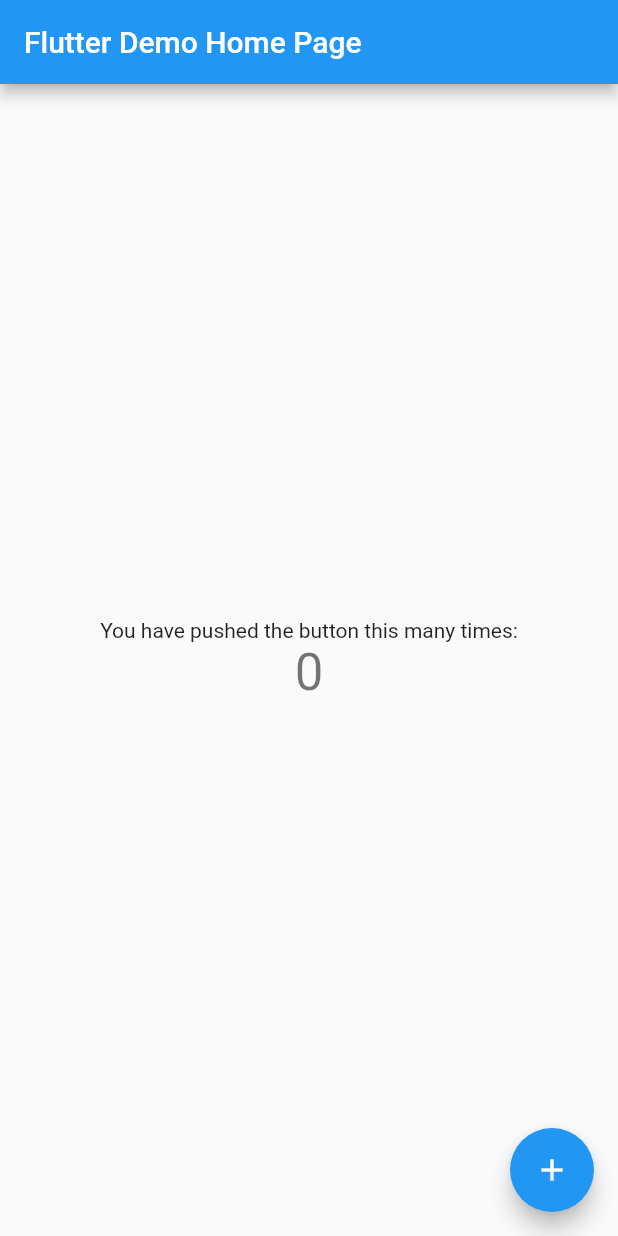
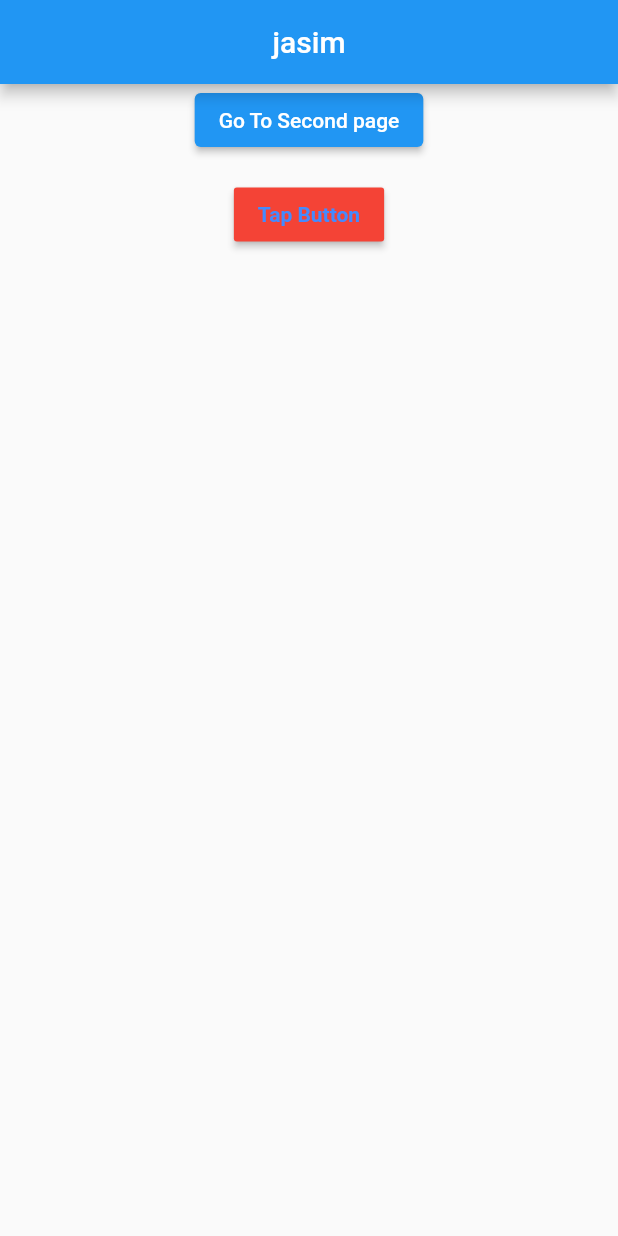
Before and after one commit to ttcapp/jasim, a Flutter app: the screen it shows after launch, on a phone screen of 412 x 824 dp. Run offline on Flutter 3.47's test engine with Material 2 defaults, Android fonts, the phone set to English and light mode, and no system bars.

Commit message:
12-10-2021

```diff
--- a/lib/main.dart
+++ b/lib/main.dart
@@ -1,113 +1,80 @@
 import 'package:flutter/material.dart';
+import 'package:jasim/second_page.dart';
 
 void main() {
-  runApp(MyApp());
+  runApp(const MyApp());
+
 }
+String btnText1="Tap Button";
+Color btnColor1=Colors.red;
+bool img1Visibility=false;
 
 class MyApp extends StatelessWidget {
-  // This widget is the root of your application.
+  const MyApp({Key? key}) : super(key: key);
+
   @override
   Widget build(BuildContext context) {
     return MaterialApp(
-      title: 'Flutter Demo',
-      theme: ThemeData(
-        // This is the theme of your application.
-        //
-        // Try running your application with "flutter run". You'll see the
-        // application has a blue toolbar. Then, without quitting the app, try
-        // changing the primarySwatch below to Colors.green and then invoke
-        // "hot reload" (press "r" in the console where you ran "flutter run",
-        // or simply save your changes to "hot reload" in a Flutter IDE).
-        // Notice that the counter didn't reset back to zero; the application
-        // is not restarted.
-        primarySwatch: Colors.blue,
-      ),
-      home: MyHomePage(title: 'Flutter Demo Home Page'),
+      home: MyHomePage(),
     );
   }
 }
-
 class MyHomePage extends StatefulWidget {
-  MyHomePage({Key? key, required this.title}) : super(key: key);
-
-  // This widget is the home page of your application. It is stateful, meaning
-  // that it has a State object (defined below) that contains fields that affect
-  // how it looks.
-
-  // This class is the configuration for the state. It holds the values (in this
-  // case the title) provided by the parent (in this case the App widget) and
-  // used by the build method of the State. Fields in a Widget subclass are
-  // always marked "final".
-
-  final String title;
+  const MyHomePage({Key? key}) : super(key: key);
 
   @override
   _MyHomePageState createState() => _MyHomePageState();
 }
 
 class _MyHomePageState extends State<MyHomePage> {
-  int _counter = 0;
-
-  void _incrementCounter() {
-    setState(() {
-      // This call to setState tells the Flutter framework that something has
-      // changed in this State, which causes it to rerun the build method below
-      // so that the display can reflect the updated values. If we changed
-      // _counter without calling setState(), then the build method would not be
-      // called again, and so nothing would appear to happen.
-      _counter++;
-    });
-  }
-
   @override
   Widget build(BuildContext context) {
-    // This method is rerun every time setState is called, for instance as done
-    // by the _incrementCounter method above.
-    //
-    // The Flutter framework has been optimized to make rerunning build methods
-    // fast, so that you can just rebuild anything that needs updating rather
-    // than having to individually change instances of widgets.
     return Scaffold(
       appBar: AppBar(
-        // Here we take the value from the MyHomePage object that was created by
-        // the App.build method, and use it to set our appbar title.
-        title: Text(widget.title),
+       centerTitle: true,
+        title: Text("jasim"),
       ),
-      body: Center(
-        // Center is a layout widget. It takes a single child and positions it
-        // in the middle of the parent.
+    body: SingleChildScrollView(
+      child: Center(
         child: Column(
-          // Column is also a layout widget. It takes a list of children and
-          // arranges them vertically. By default, it sizes itself to fit its
-          // children horizontally, and tries to be as tall as its parent.
-          //
-          // Invoke "debug painting" (press "p" in the console, choose the
-          // "Toggle Debug Paint" action from the Flutter Inspector in Android
-          // Studio, or the "Toggle Debug Paint" command in Visual Studio Code)
-          // to see the wireframe for each widget.
-          //
-          // Column has various properties to control how it sizes itself and
-          // how it positions its children. Here we use mainAxisAlignment to
-          // center the children vertically; the main axis here is the vertical
-          // axis because Columns are vertical (the cross axis would be
-          // horizontal).
-          mainAxisAlignment: MainAxisAlignment.center,
-          children: <Widget>[
-            Text(
-              'You have pushed the button this many times:',
-            ),
-            Text(
-              '$_counter',
-              style: Theme.of(context).textTheme.headline4,
-            ),
-          ],
+        children: [
+          ElevatedButton(
+              onPressed:(){
+                Navigator.push(context, MaterialPageRoute
+                  (builder:(context)=>SecondPage()));
+
+
+
+              },
+              child: Text("Go To Second page")
+          ),
+          SizedBox(
+            height: 15,
+          ),
+          RaisedButton(
+            color:btnColor1,
+              child: Text(btnText1,style: TextStyle(color: Colors.blueAccent,fontWeight: FontWeight.bold),),
+              onPressed:(){
+              setState(() {
+                btnText1="Button Pressed";
+                btnColor1=Colors.black12;
+                img1Visibility=true;
+
+              });
+
+          }),
+       SizedBox(
+         height: 10,
+       ),
+       Visibility(
+         visible: img1Visibility,
+           child:
+           Image.network("https://cdn.pixabay.com/photo/2015/04/19/08/32/marguerite-729510__480.jpg"))
+
+        ],
         ),
       ),
-      floatingActionButton: FloatingActionButton(
-        onPressed: _incrementCounter,
-        tooltip: 'Increment',
-        child: Icon(Icons.add),
-      ), // This trailing comma makes auto-formatting nicer for build methods.
+    ),
     );
   }
 }
```
Also changed, not shown: lib/second_page.dart (added, +19 -0 lines), pubspec.yaml (+76 -0 lines), pubspec.lock, 1 other file.
